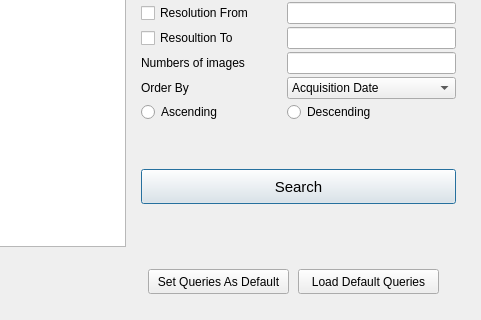
Qt form gui/ui/img_search_dialog.ui (yojiyojiyoji/oam_qgis3_express) before a commit; both pictures show x 242 to 723 and y 191 to 511 of the 723 by 511 pixel window.
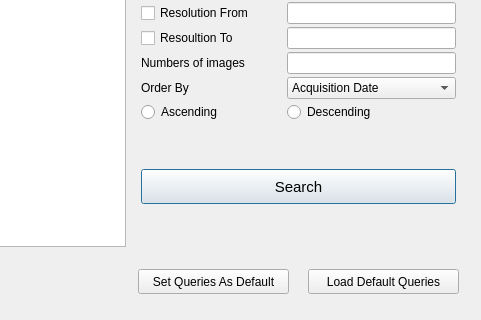
The same form after that commit.

Commit message: Modified GUI and positions of image browser and image search dialog

What changed in the file:
```diff
--- a/gui/ui/img_search_dialog.ui
+++ b/gui/ui/img_search_dialog.ui
@@ -269,9 +269,9 @@
   <widget class="QPushButton" name="pbSetDefault">
    <property name="geometry">
     <rect>
-     <x>390</x>
+     <x>380</x>
      <y>460</y>
-     <width>141</width>
+     <width>151</width>
      <height>25</height>
     </rect>
    </property>
@@ -282,9 +282,9 @@
   <widget class="QPushButton" name="pbLoadDefault">
    <property name="geometry">
     <rect>
-     <x>540</x>
+     <x>550</x>
      <y>460</y>
-     <width>141</width>
+     <width>151</width>
      <height>25</height>
     </rect>
    </property>
```
The commit also changes 3 other files.
